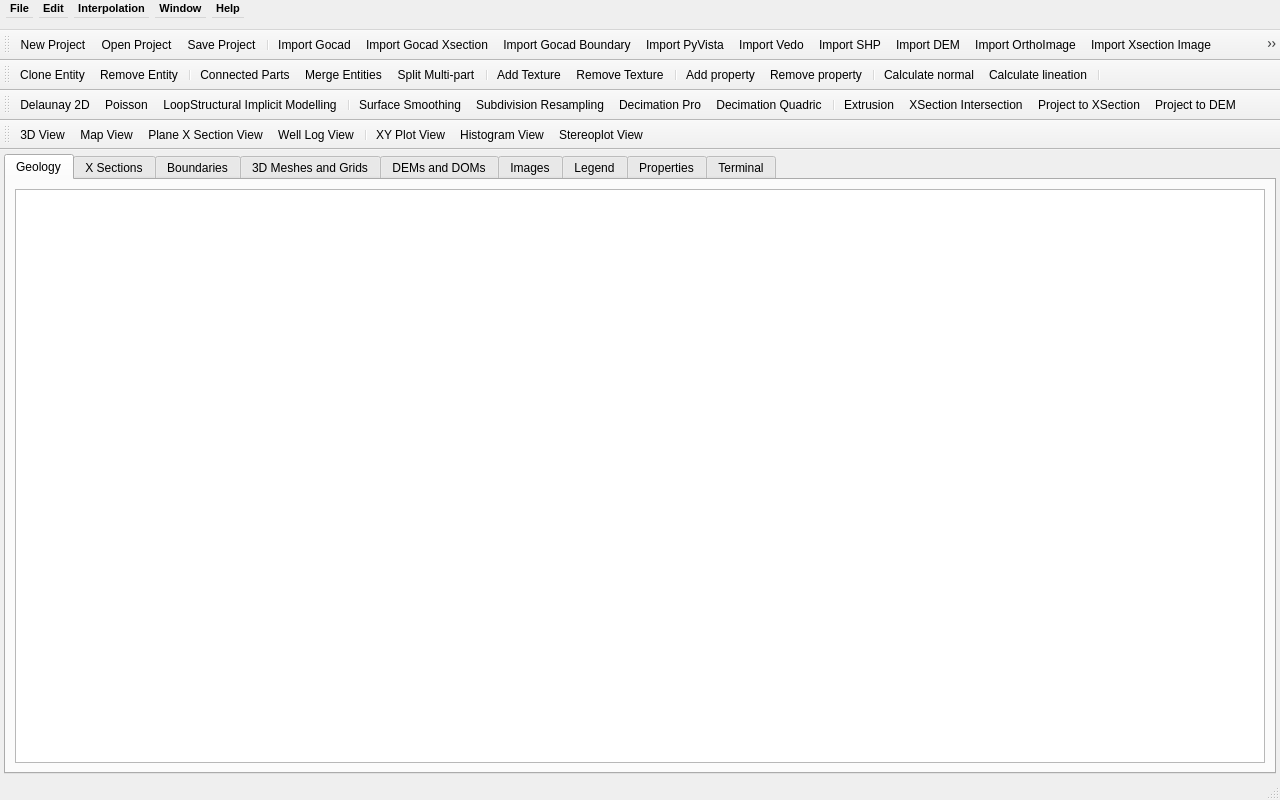
The window that gui/project_window.ui (gecos-lab/PZero) describes before a commit, drawn with Qt 5.
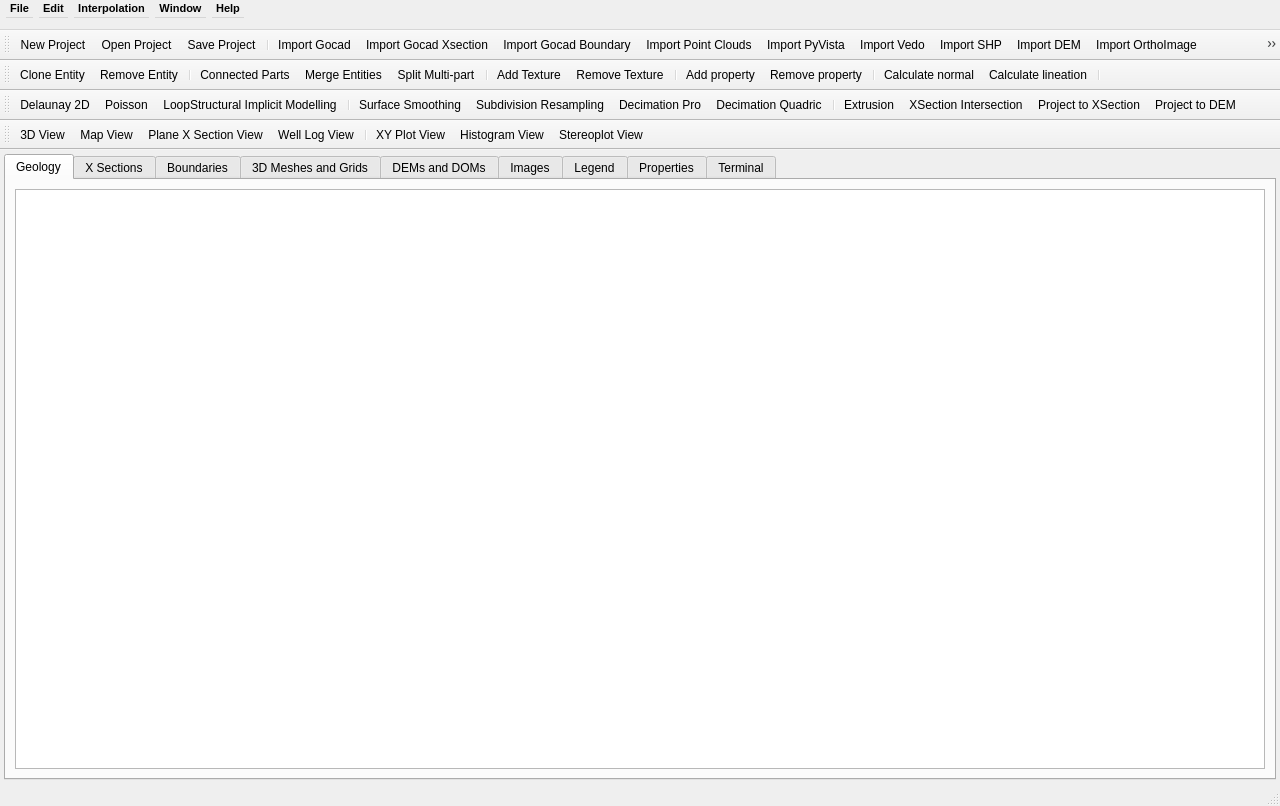
The same window after the commit.

Patch:
```diff
--- a/gui/project_window.ui
+++ b/gui/project_window.ui
@@ -7,7 +7,7 @@
     <x>0</x>
     <y>0</y>
     <width>1280</width>
-    <height>800</height>
+    <height>806</height>
    </rect>
   </property>
   <property name="sizePolicy">
@@ -639,6 +639,7 @@
    <addaction name="actionImportGocad"/>
    <addaction name="actionImportGocadXsection"/>
    <addaction name="actionImportGocadBoundary"/>
+   <addaction name="actionImportPC"/>
    <addaction name="actionImportPyvista"/>
    <addaction name="actionImportVedo"/>
    <addaction name="actionImportSHP"/>
@@ -1047,6 +1048,11 @@
     <string>Split Multi-part</string>
    </property>
   </action>
+  <action name="actionImportPC">
+   <property name="text">
+    <string>Import Point Clouds</string>
+   </property>
+  </action>
  </widget>
  <resources/>
  <connections/>
```
Left out of the diff: 1 changed line with no effect on the pictures.
